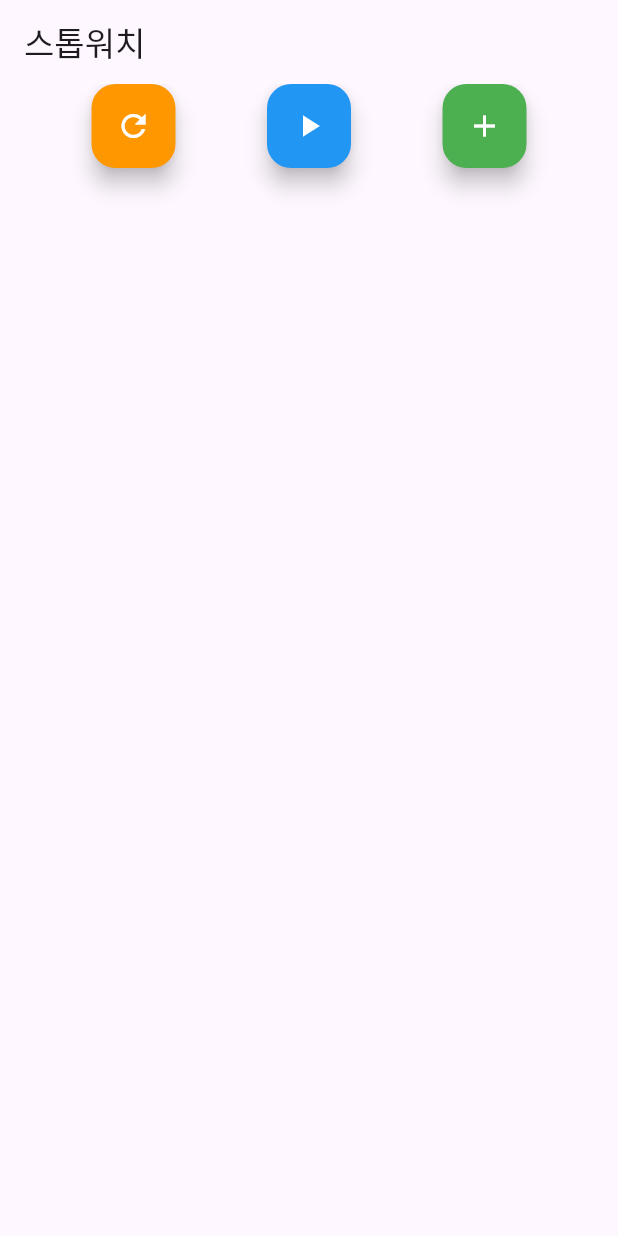
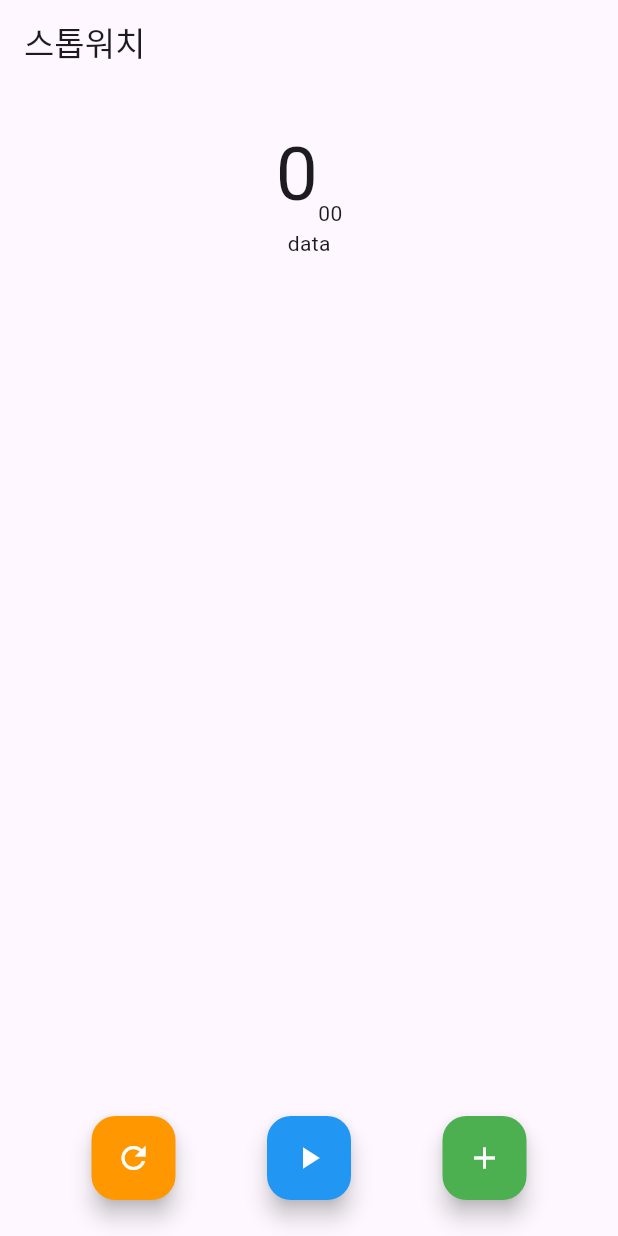
Before and after one commit to hee462/flutter_inflean_stop_watch, a Flutter app: the screen it shows after launch, on a phone screen of 412 x 824 dp. Run offline on Flutter 3.47's test engine with Material 3 defaults, Android fonts, the phone set to English and light mode, and no system bars.

Commit message:
feat :ListView 생성

```diff
--- a/lib/stop_watch_screen.dart
+++ b/lib/stop_watch_screen.dart
@@ -16,6 +16,27 @@ class _StipWatchScreenState extends State<StopWatchScreen> {
       ),
       body: Column(
         children: [
+          SizedBox(height: 24,),
+          Row(
+            mainAxisAlignment: MainAxisAlignment.center,
+            crossAxisAlignment: CrossAxisAlignment.end,
+            children: [
+              Text('0', style: TextStyle(fontSize: 50,),),
+              Text('00')
+            ],
+
+          ),
+          SizedBox(
+            width: 100,
+            height: 200,
+            child: ListView(
+              children: [
+                Center(child: Text('data')),
+
+              ],
+            ),
+          ),
+          Spacer(),
           Row(
             mainAxisAlignment: MainAxisAlignment.spaceEvenly,
             children: [
@@ -44,7 +65,8 @@ class _StipWatchScreenState extends State<StopWatchScreen> {
                 ),
               )
             ],
-          )
+          ),
+          SizedBox(height: 24,)
         ],
       ),
     );
```
